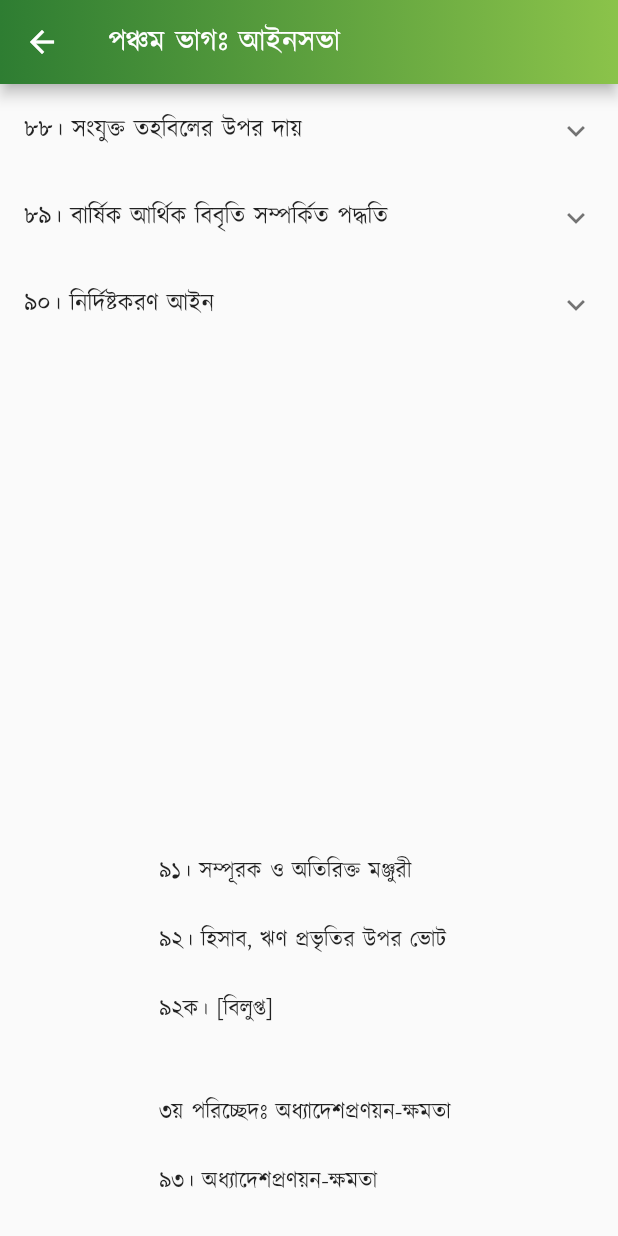
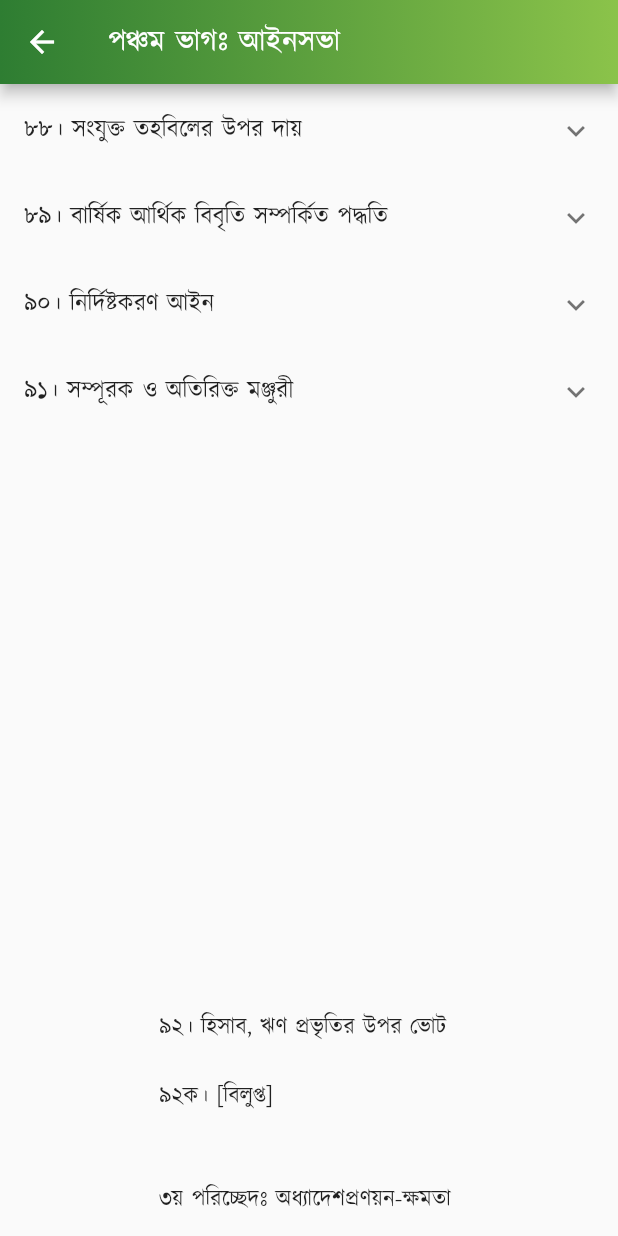
Before and after one commit to Azimul-Haque/flutter-onesignal, a Flutter app: the PartFive screen opened directly, scrolled down 1558 dp, on a phone screen of 412 x 824 dp. Run offline on Flutter 3.47's test engine with Material 2 defaults, Android fonts, the phone set to English and light mode, and no system bars; our stand-ins replace fluttertoast, package_info_plus, percent_indicator, shared_preferences, sqflite; missing offline and left inert: blinking_text, flutter_share, onesignal_flutter, slide_popup_dialog; accounts and stored records are empty; network calls fail.

Commit message:
Commit Fri 04/29/2022 13:14:37.24 6816

```diff
--- a/lib/pages/constitution/part5.dart
+++ b/lib/pages/constitution/part5.dart
@@ -557,11 +557,31 @@ class PartFive extends StatelessWidget {
               )),
             ],
           ),
+          ExpansionTile(
+            title: Text('৯১। সম্পূরক ও অতিরিক্ত মঞ্জুরী'),
+            children: <Widget>[
+              ListTile(
+                  title: SelectableText(
+                '৯০। (১) সংসদ কর্তৃক এই সংবিধানের ৮৯ অনুচ্ছেদের অধীন মঞ্জুরী-দানের পর সংযুক্ত তহবিল হইতে নিম্নলিখিত ব্যয় নির্বাহের জন্য প্রয়োজনীয় সকল অর্থ নির্দিষ্টকরণের বিধান-সংবলিত একটি বিল যথাশীঘ্র সংসদে উত্থাপন করা হইবে: \n(ক) সংসদ কর্তৃক প্রদত্ত অনুরূপ মঞ্জুরী; এবং \n(খ) সংসদে উপস্থাপিত বিবৃতিতে প্রদর্শিত অর্থের অনধিক সংযুক্ত তহবিলের দায়যুক্ত ব্যয়।',
+                textAlign: TextAlign.justify,
+              )),
+              ListTile(
+                  title: SelectableText(
+                '(২) অনুরূপ কোন বিল সম্পর্কে সংসদে এমন কোন সংশোধনীর প্রস্তাব করা হইবে না, যাহার ফলে অনুরূপভাবে প্রদত্ত কোন মঞ্জুরীর পরিমাণ বা উদ্দেশ্য কিংবা সংযুক্ত তহবিলের উপর দায়যুক্ত ব্যয়ের পরিমাণ পরিবর্তিত হইয়া যায়।',
+                textAlign: TextAlign.justify,
+              )),
+              ListTile(
+                  title: SelectableText(
+                '(৩) এই সংবিধানের বিধানাবলী-সাপেক্ষে সংযুক্ত তহবিল হইতে এই অনুচ্ছেদের বিধানাবলী অনুযায়ী গৃহীত আইনের দ্বারা নির্দিষ্টকরণ ব্যতীত কোন অর্থ প্রত্যাহার করা হইবে না।',
+                textAlign: TextAlign.justify,
+              )),
+            ],
+          ),
           Padding(
             padding: EdgeInsets.all(15),
             child: Column(children: <Widget>[
               Text(
-                "\n\n \n\n \n\n \n\n \n\n \n\n \n\n৯১। সম্পূরক ও অতিরিক্ত মঞ্জুরী \n\n৯২। হিসাব, ঋণ প্রভৃতির উপর ভোট \n\n৯২ক। [বিলুপ্ত] \n\n\n৩য় পরিচ্ছেদঃ অধ্যাদেশপ্রণয়ন-ক্ষমতা \n\n৯৩। অধ্যাদেশপ্রণয়ন-ক্ষমতা",
+                "\n\n \n\n \n\n \n\n \n\n \n\n \n\n \n\n৯২। হিসাব, ঋণ প্রভৃতির উপর ভোট \n\n৯২ক। [বিলুপ্ত] \n\n\n৩য় পরিচ্ছেদঃ অধ্যাদেশপ্রণয়ন-ক্ষমতা \n\n৯৩। অধ্যাদেশপ্রণয়ন-ক্ষমতা",
                 style:
                     TextStyle(color: Colors.black87, fontSize: 15, height: 1.5),
                 textAlign: TextAlign.justify,
```
